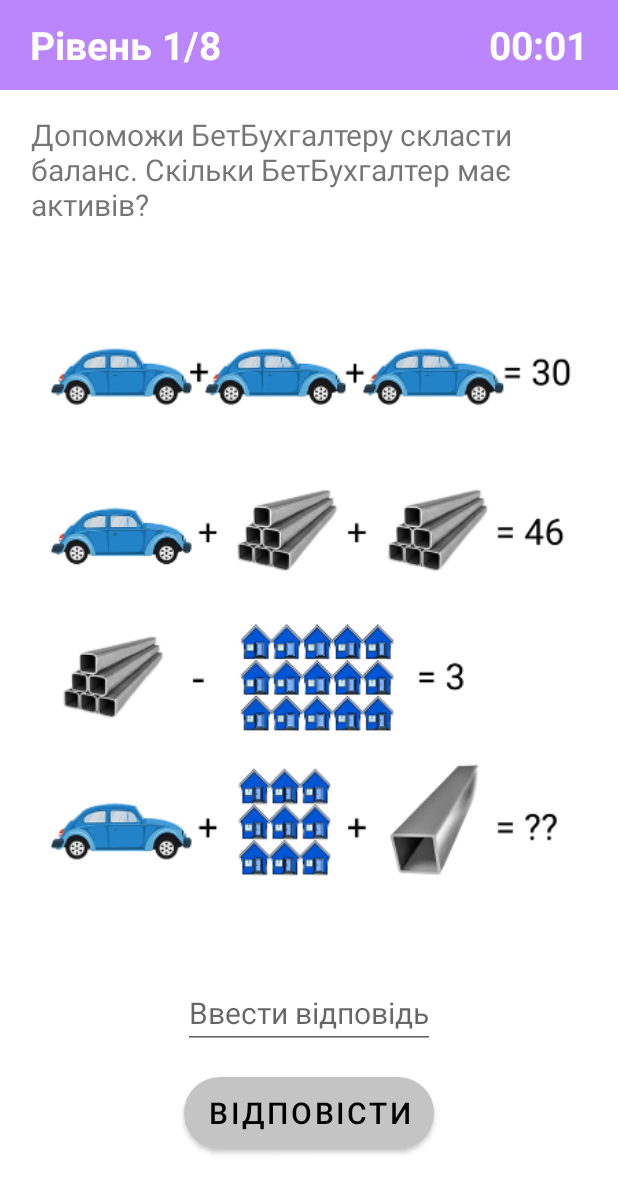
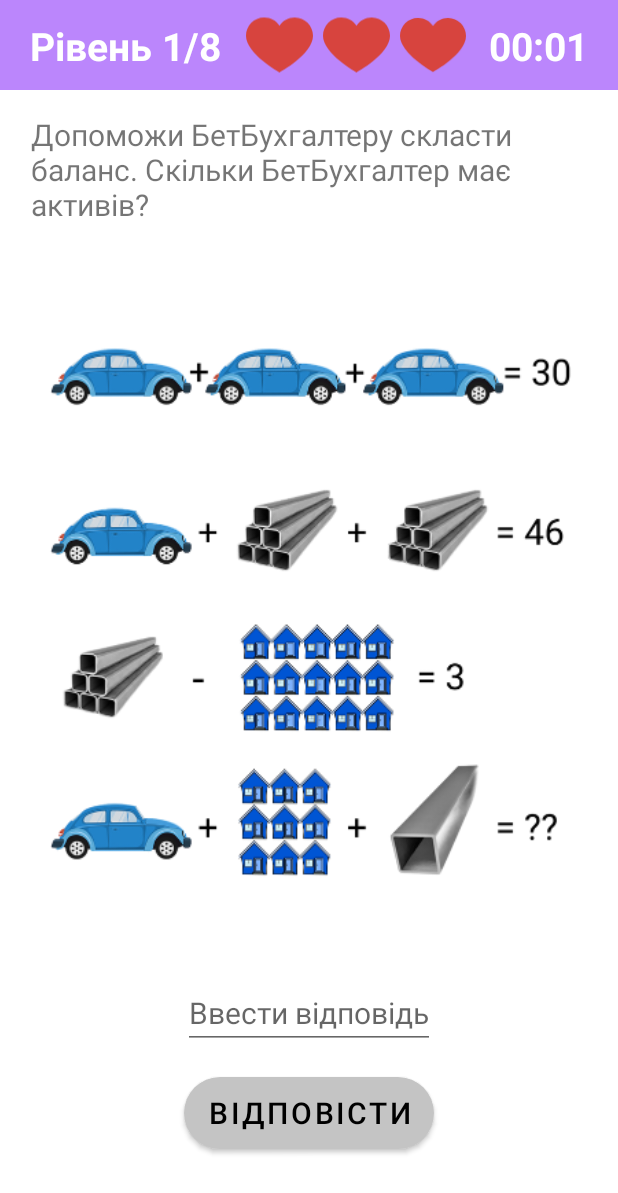
Before and after one commit to YevheniiSych/BetAccountant, an Android app: the screen it shows after launch (MainActivity), after a tap on "START", on a phone screen of 412 x 824 dp. Shown: the top 1193 px of the screen. Run offline under Robolectric (Android 15) with nearby library versions, the phone set to English and light mode, and no system bars.

Commit message:
Lives Counter was added to Toolbar

```diff
--- a/app/src/main/java/com/betaccountant/fragment/StartFragment.kt
+++ b/app/src/main/java/com/betaccountant/fragment/StartFragment.kt
@@ -24,6 +24,7 @@ class StartFragment : Fragment() {
         super.onViewCreated(view, savedInstanceState)
         startBtn.setOnClickListener {
             activity?.toolbar?.timeCounterEnabled(true)
+            activity?.toolbar?.livesCounterEnabled(true)
             activity?.toolbar?.resetTimeCounter()
             activity?.toolbar?.startTimeCounter()
             (activity as MainActivity).navigateToLevel(Level.FIRST)
--- a/app/src/main/java/com/betaccountant/view/ToolbarView.kt
+++ b/app/src/main/java/com/betaccountant/view/ToolbarView.kt
@@ -1,10 +1,12 @@
 package com.betaccountant.view
 
 import android.content.Context
+import android.graphics.drawable.Drawable
 import android.os.SystemClock
 import android.util.AttributeSet
 import android.view.View
 import android.widget.Chronometer
+import android.widget.ImageView
 import android.widget.LinearLayout
 import android.widget.TextView
 import com.betaccountant.R
@@ -19,15 +21,21 @@ class ToolbarView @JvmOverloads constructor(
     private var attrs: AttributeSet? = attrs
     private var label: TextView? = null
     private var timeCounter: Chronometer? = null
+    private var livesCounter: LinearLayout? = null
+    private var maxLivesAmount: Int? = 0
+    private var remainingLivesAmount: Int? = 0
+    private var remainingLifeImg: Drawable? = null
+    private var usedLifeImg: Drawable? = null
 
     init {
         val view = View.inflate(context, R.layout.layout_toolbar_view, this)
         label = view.toolbarLabel
         timeCounter = view.toolbarTimeCounter
+        livesCounter = view.toolbarLivesCounter
         readParams(context)
     }
 
-    fun startTimeCounter(){
+    fun startTimeCounter() {
         timeCounter?.start()
     }
 
@@ -55,6 +63,29 @@ class ToolbarView @JvmOverloads constructor(
         return label?.text.toString()
     }
 
+    fun livesCounterEnabled(enabled: Boolean) {
+        livesCounter?.visibility = if (enabled) View.VISIBLE else View.GONE
+    }
+
+    fun getMaxLivesAmount(): Int? {
+        return maxLivesAmount
+    }
+
+    fun getRemainingLivesAmount(): Int? {
+        return remainingLivesAmount
+    }
+
+    fun setRemainingLivesAmount(remainingLivesAmount: Int) {
+        toolbarLivesCounter.removeAllViewsInLayout()
+        for (i in 1..maxLivesAmount!!) {
+            if (i <= remainingLivesAmount) {
+                toolbarLivesCounter.addView(createLifeView(remainingLifeImg))
+            } else {
+                toolbarLivesCounter.addView(createLifeView(usedLifeImg))
+            }
+        }
+    }
+
     private fun readParams(context: Context) {
         val attributes = context.theme.obtainStyledAttributes(
             attrs,
@@ -63,10 +94,36 @@ class ToolbarView @JvmOverloads constructor(
         )
         try {
             setLabel(attributes.getString(R.styleable.ToolbarView_label))
-            timeCounterEnabled(attributes.getBoolean(R.styleable.ToolbarView_time_counter_enabled, false))
+            timeCounterEnabled(
+                attributes.getBoolean(
+                    R.styleable.ToolbarView_time_counter_enabled,
+                    false
+                )
+            )
+            livesCounterEnabled(
+                attributes.getBoolean(
+                    R.styleable.ToolbarView_lives_counter_enabled,
+                    false
+                )
+            )
+            maxLivesAmount = attributes.getInteger(R.styleable.ToolbarView_max_lives_amount, 0)
+            remainingLivesAmount =
+                attributes.getInteger(R.styleable.ToolbarView_remaining_lives_amount, 0)
+            remainingLifeImg = attributes.getDrawable(R.styleable.ToolbarView_remaining_life_img)
+            usedLifeImg = attributes.getDrawable(R.styleable.ToolbarView_used_life_img)
+            setRemainingLivesAmount(remainingLivesAmount!!)
         } finally {
             attributes.recycle()
         }
     }
 
+    private fun createLifeView(lifeImage: Drawable?): ImageView {
+        val lifeView = ImageView(context)
+        val params = LayoutParams(LayoutParams.WRAP_CONTENT, LayoutParams.WRAP_CONTENT, 1F)
+        params.marginStart = 10
+        lifeView.layoutParams = params
+        lifeView.setImageDrawable(lifeImage)
+        return lifeView
+    }
+
 }
--- /dev/null
+++ b/app/src/main/res/drawable/ic_remaining_life_heart.xml
@@ -0,0 +1,9 @@
+<vector xmlns:android="http://schemas.android.com/apk/res/android"
+    android:width="391.837dp"
+    android:height="391.837dp"
+    android:viewportWidth="391.837"
+    android:viewportHeight="391.837">
+  <path
+      android:pathData="M285.257,35.528c58.743,0.286 106.294,47.836 106.58,106.58c0,107.624 -195.918,214.204 -195.918,214.204S0,248.165 0,142.108c0,-58.862 47.717,-106.58 106.58,-106.58l0,0c36.032,-0.281 69.718,17.842 89.339,48.065C215.674,53.517 249.273,35.441 285.257,35.528z"
+      android:fillColor="#D7443E"/>
+</vector>
--- /dev/null
+++ b/app/src/main/res/drawable/ic_used_life_heart.xml
@@ -0,0 +1,9 @@
+<vector xmlns:android="http://schemas.android.com/apk/res/android"
+    android:width="412.735dp"
+    android:height="412.735dp"
+    android:viewportWidth="412.735"
+    android:viewportHeight="412.735">
+  <path
+      android:fillColor="#FF000000"
+      android:pathData="M295.706,35.522C295.706,35.522 295.706,35.522 295.706,35.522c-34.43,-0.184 -67.161,14.937 -89.339,41.273c-22.039,-26.516 -54.861,-41.68 -89.339,-41.273C52.395,35.522 0,87.917 0,152.55C0,263.31 193.306,371.456 201.143,375.636c3.162,2.113 7.286,2.113 10.449,0c7.837,-4.18 201.143,-110.759 201.143,-223.086C412.735,87.917 360.339,35.522 295.706,35.522zM206.367,354.738C176.065,336.975 20.898,242.412 20.898,152.55c0,-53.091 43.039,-96.131 96.131,-96.131c32.512,-0.427 62.938,15.972 80.457,43.363c3.557,4.905 10.418,5.998 15.323,2.44c0.937,-0.68 1.761,-1.503 2.44,-2.44c29.055,-44.435 88.631,-56.903 133.066,-27.848c27.202,17.787 43.575,48.114 43.521,80.615C391.837,243.456 236.669,337.497 206.367,354.738z"/>
+</vector>
--- a/app/src/main/res/layout/activity_main.xml
+++ b/app/src/main/res/layout/activity_main.xml
@@ -12,7 +12,11 @@
         android:layout_height="60dp"
         android:background="@color/purple_200"
         app:layout_constraintTop_toTopOf="parent"
-        tools:layout_editor_absoluteX="0dp" />
+        tools:layout_editor_absoluteX="0dp"
+        app:max_lives_amount="3"
+        app:remaining_lives_amount="3"
+        app:remaining_life_img="@drawable/ic_remaining_life_heart"
+        app:used_life_img="@drawable/ic_used_life_heart"/>
 
     <fragment
         android:id="@+id/fragment_container"
--- a/app/src/main/res/layout/layout_toolbar_view.xml
+++ b/app/src/main/res/layout/layout_toolbar_view.xml
@@ -1,7 +1,8 @@
 <?xml version="1.0" encoding="utf-8"?>
-<LinearLayout xmlns:android="http://schemas.android.com/apk/res/android"
+<androidx.constraintlayout.widget.ConstraintLayout xmlns:android="http://schemas.android.com/apk/res/android"
     android:layout_width="match_parent"
     android:layout_height="match_parent"
+    xmlns:app="http://schemas.android.com/apk/res-auto"
     android:background="@color/purple_200"
     android:orientation="horizontal"
     android:paddingHorizontal="20dp">
@@ -10,21 +11,35 @@
         android:id="@+id/toolbarLabel"
         android:layout_width="wrap_content"
         android:layout_height="wrap_content"
-        android:layout_gravity="center_vertical"
-        android:layout_weight="1"
         android:gravity="start"
         android:textColor="@color/white"
         android:textSize="26sp"
-        android:textStyle="bold" />
+        android:textStyle="bold"
+        app:layout_constraintBottom_toBottomOf="parent"
+        app:layout_constraintStart_toStartOf="parent"
+        app:layout_constraintTop_toTopOf="parent" />
+
+    <LinearLayout
+        android:id="@+id/toolbarLivesCounter"
+        android:layout_width="0dp"
+        android:layout_height="wrap_content"
+        android:orientation="horizontal"
+        android:paddingStart="10dp"
+        android:paddingEnd="15dp"
+        app:layout_constraintStart_toEndOf="@id/toolbarLabel"
+        app:layout_constraintEnd_toStartOf="@id/toolbarTimeCounter"
+        app:layout_constraintTop_toTopOf="parent"
+        app:layout_constraintBottom_toBottomOf="parent"/>
 
     <Chronometer
         android:id="@+id/toolbarTimeCounter"
         android:layout_width="wrap_content"
         android:layout_height="wrap_content"
-        android:layout_gravity="center_vertical"
-        android:layout_weight="1"
         android:gravity="end"
         android:textColor="@color/white"
         android:textSize="26sp"
-        android:textStyle="bold" />
-</LinearLayout>
+        android:textStyle="bold"
+        app:layout_constraintEnd_toEndOf="parent"
+        app:layout_constraintTop_toTopOf="parent"
+        app:layout_constraintBottom_toBottomOf="parent"/>
+</androidx.constraintlayout.widget.ConstraintLayout>
--- a/app/src/main/res/values/attrs.xml
+++ b/app/src/main/res/values/attrs.xml
@@ -3,5 +3,10 @@
     <declare-styleable name="ToolbarView">
         <attr name="label" format="string"/>
         <attr name="time_counter_enabled" format="boolean"/>
+        <attr name="lives_counter_enabled" format="boolean"/>
+        <attr name="max_lives_amount" format="integer"/>
+        <attr name="remaining_lives_amount" format="integer"/>
+        <attr name="remaining_life_img" format="reference"/>
+        <attr name="used_life_img" format="reference"/>
     </declare-styleable>
 </resources>
```
